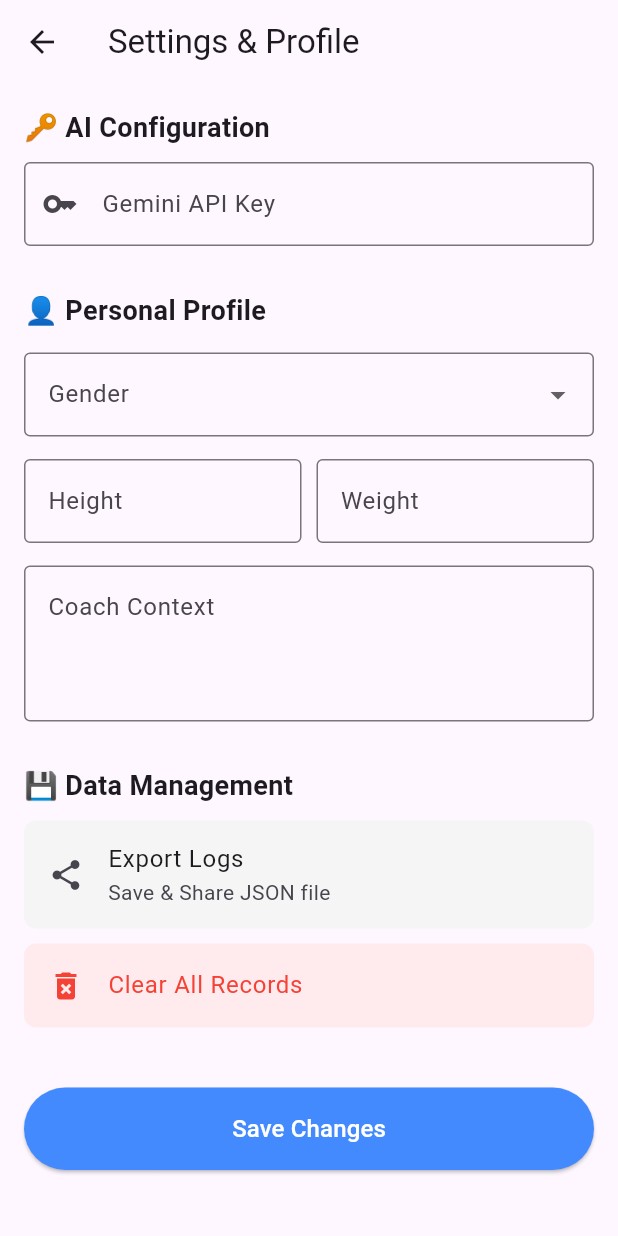
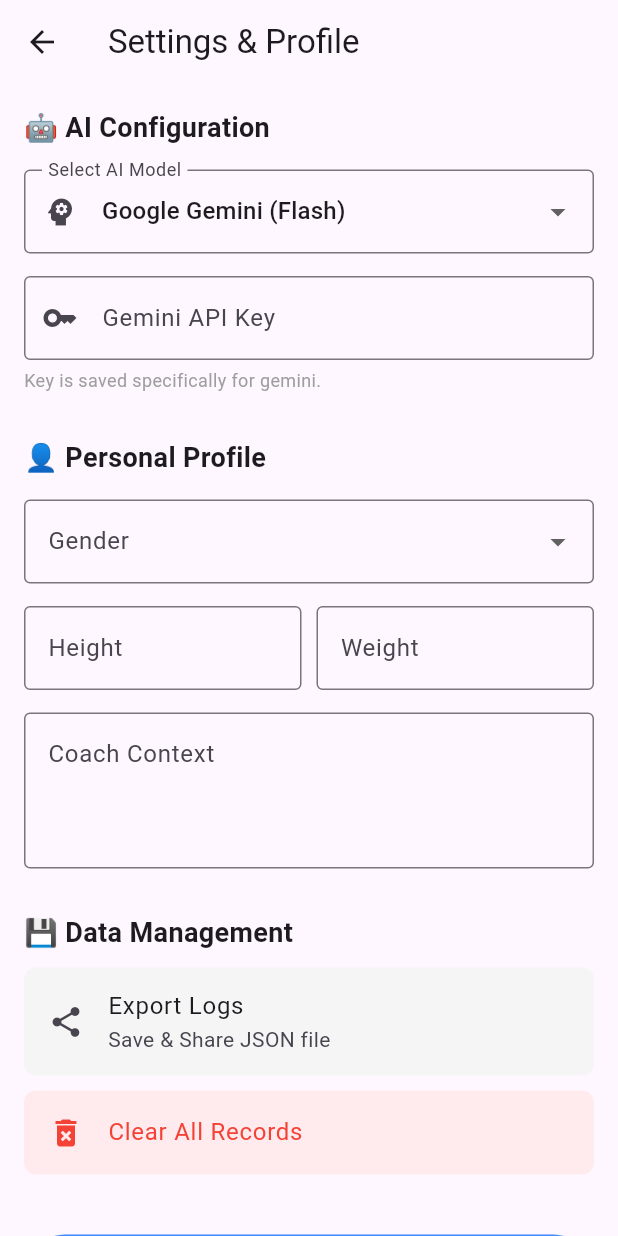
Before and after one commit to RyanZou55/Gymini, a Flutter app: the screen it shows after launch, after a tap on the "settings" icon, on a phone screen of 412 x 824 dp. Run offline on Flutter 3.47's test engine with Material 3 defaults, Android fonts, the phone set to English and light mode, and no system bars; our stand-ins replace dash_chat_2, google_generative_ai, share_plus, shared_preferences, sqflite; accounts and stored records are empty.

Commit message:
Add: More AI model portal

```diff
--- a/lib/features/settings/settings_screen.dart
+++ b/lib/features/settings/settings_screen.dart
@@ -1,3 +1,4 @@
+// lib/features/settings/settings_screen.dart
 import 'dart:io';
 import 'package:flutter/material.dart';
 import 'package:shared_preferences/shared_preferences.dart';
@@ -13,13 +14,24 @@ class SettingsScreen extends StatefulWidget {
 }
 
 class _SettingsScreenState extends State<SettingsScreen> {
+  // We reuse one controller, but switch its content based on selection
   final _apiKeyController = TextEditingController();
+
   final _heightController = TextEditingController();
   final _weightController = TextEditingController();
   final _extraContextController = TextEditingController();
 
+  // Settings State
+  String _activeProvider = 'gemini'; // Default
   String? _selectedGender;
   bool _isLoading = true;
+
+  // Cache keys temporarily so they don't get lost when switching dropdowns
+  final Map<String, String> _keyCache = {
+    'gemini': '',
+    'openai': '',
+    'deepseek': '',
+  };
 
   @override
   void initState() {
@@ -29,30 +41,68 @@ class _SettingsScreenState extends State<SettingsScreen> {
 
   Future<void> _loadSettings() async {
     final prefs = await SharedPreferences.getInstance();
+
+    // 1. Load Keys
+    String geminiKey = prefs.getString('api_key_gemini') ??
+        prefs.getString('custom_api_key') ??
+        '';
+    String openaiKey = prefs.getString('api_key_openai') ?? '';
+    String deepseekKey = prefs.getString('api_key_deepseek') ?? '';
+
     setState(() {
-      _apiKeyController.text = prefs.getString('custom_api_key') ?? '';
+      _activeProvider = prefs.getString('active_ai_provider') ?? 'gemini';
+
+      // Store in cache
+      _keyCache['gemini'] = geminiKey;
+      _keyCache['openai'] = openaiKey;
+      _keyCache['deepseek'] = deepseekKey;
+
+      // Set controller to currently active provider's key
+      _apiKeyController.text = _keyCache[_activeProvider]!;
+
+      // Load Profile
       _selectedGender = prefs.getString('user_gender');
       _heightController.text = prefs.getString('user_height') ?? '';
       _weightController.text = prefs.getString('user_weight') ?? '';
       _extraContextController.text =
           prefs.getString('user_extra_context') ?? '';
+
       _isLoading = false;
+    });
+  }
+
+  // Handle Dropdown Change
+  void _onProviderChanged(String? newValue) {
+    if (newValue == null) return;
+
+    // Save current text to cache before switching
+    _keyCache[_activeProvider] = _apiKeyController.text;
+
+    setState(() {
+      _activeProvider = newValue;
+      // Load new provider's key from cache
+      _apiKeyController.text = _keyCache[_activeProvider]!;
     });
   }
 
   Future<void> _saveSettings() async {
     final prefs = await SharedPreferences.getInstance();
 
-    if (_apiKeyController.text.trim().isEmpty) {
-      await prefs.remove('custom_api_key');
-    } else {
-      await prefs.setString('custom_api_key', _apiKeyController.text.trim());
-    }
+    // 1. Save whatever is currently in the text box to the cache first
+    _keyCache[_activeProvider] = _apiKeyController.text.trim();
 
+    // 2. Write ALL keys to storage
+    await prefs.setString('api_key_gemini', _keyCache['gemini']!);
+    await prefs.setString('api_key_openai', _keyCache['openai']!);
+    await prefs.setString('api_key_deepseek', _keyCache['deepseek']!);
+
+    // 3. Save Active Provider
+    await prefs.setString('active_ai_provider', _activeProvider);
+
+    // 4. Save Profile
     if (_selectedGender != null) {
       await prefs.setString('user_gender', _selectedGender!);
     }
-
     await prefs.setString('user_height', _heightController.text.trim());
     await prefs.setString('user_weight', _weightController.text.trim());
     await prefs.setString(
@@ -61,43 +111,29 @@ class _SettingsScreenState extends State<SettingsScreen> {
     if (mounted) {
       ScaffoldMessenger.of(context).showSnackBar(
           const SnackBar(content: Text('Profile & Settings Saved!')));
-      // REMOVED Navigator.pop(context) to stay on this screen
     }
   }
 
-  // --- DATA ACTIONS ---
-
+  // --- DATA ACTIONS (Keep exactly as before) ---
   Future<void> _exportData() async {
     try {
-      // 1. Generate clean JSON
       final jsonString = await DatabaseService().exportDataAsJson();
-
-      // 2. Save to file
       final directory = await getApplicationDocumentsDirectory();
       final path = '${directory.path}/gymini_logs.json';
       final file = File(path);
       await file.writeAsString(jsonString);
 
-      print("✅ File saved locally at: $path");
-
-      // 3. SHARE THE FILE
       if (mounted) {
-        // We calculate the screen size to give the iPad/Mac popover a place to anchor
         final box = context.findRenderObject() as RenderBox?;
-
         await Share.shareXFiles(
           [XFile(path)],
           text: 'My Gymini Workout Logs',
-          // FIX: This 'sharePositionOrigin' is required for iPad/Mac to prevent crashing
           sharePositionOrigin: box != null
               ? box.localToGlobal(Offset.zero) & box.size
               : const Rect.fromLTWH(0, 0, 100, 100),
         );
       }
     } catch (e) {
-      // PRINT ERROR TO TERMINAL
-      print("🔴 Export Error: $e");
-
       if (mounted) {
         ScaffoldMessenger.of(context)
             .showSnackBar(SnackBar(content: Text("Export Failed: $e")));
@@ -124,15 +160,10 @@ class _SettingsScreenState extends State<SettingsScreen> {
     );
 
     if (confirm == true) {
-      try {
-        await DatabaseService().clearAllData();
-        print("✅ Data Cleared Successfully");
-        if (mounted) {
-          ScaffoldMessenger.of(context).showSnackBar(
-              const SnackBar(content: Text("All records deleted.")));
-        }
-      } catch (e) {
-        print("🔴 Clear Data Error: $e");
+      await DatabaseService().clearAllData();
+      if (mounted) {
+        ScaffoldMessenger.of(context).showSnackBar(
+            const SnackBar(content: Text("All records deleted.")));
       }
     }
   }
@@ -146,22 +177,54 @@ class _SettingsScreenState extends State<SettingsScreen> {
           : ListView(
               padding: const EdgeInsets.all(16),
               children: [
-                // API KEY
-                const Text("🔑 AI Configuration",
+                // --- 1. AI MODEL SELECTION ---
+                const Text("🤖 AI Configuration",
                     style:
                         TextStyle(fontSize: 18, fontWeight: FontWeight.bold)),
-                const SizedBox(height: 10),
+                const SizedBox(height: 15),
+
+                // PROVIDER DROPDOWN
+                DropdownButtonFormField<String>(
+                  value: _activeProvider,
+                  decoration: const InputDecoration(
+                    labelText: 'Select AI Model',
+                    border: OutlineInputBorder(),
+                    prefixIcon: Icon(Icons.psychology),
+                  ),
+                  items: const [
+                    DropdownMenuItem(
+                        value: 'gemini', child: Text('Google Gemini (Flash)')),
+                    DropdownMenuItem(
+                        value: 'openai', child: Text('OpenAI (GPT-4o)')),
+                    DropdownMenuItem(
+                        value: 'deepseek', child: Text('DeepSeek (V3)')),
+                  ],
+                  onChanged: _onProviderChanged,
+                ),
+
+                const SizedBox(height: 15),
+
+                // DYNAMIC API KEY FIELD
                 TextField(
                   controller: _apiKeyController,
-                  decoration: const InputDecoration(
-                      labelText: "Gemini API Key",
-                      border: OutlineInputBorder(),
-                      prefixIcon: Icon(Icons.key)),
+                  decoration: InputDecoration(
+                    labelText:
+                        "${_activeProvider[0].toUpperCase()}${_activeProvider.substring(1)} API Key",
+                    hintText:
+                        _activeProvider == 'gemini' ? "AIzaSy..." : "sk-...",
+                    border: const OutlineInputBorder(),
+                    prefixIcon: const Icon(Icons.key),
+                  ),
+                ),
+                const SizedBox(height: 5),
+                Text(
+                  "Key is saved specifically for $_activeProvider.",
+                  style: const TextStyle(fontSize: 12, color: Colors.grey),
                 ),
 
                 const SizedBox(height: 30),
 
-                // PROFILE
+                // --- 2. PERSONAL PROFILE ---
                 const Text("👤 Personal Profile",
                     style:
                         TextStyle(fontSize: 18, fontWeight: FontWeight.bold)),
@@ -213,8 +276,7 @@ class _SettingsScreenState extends State<SettingsScreen> {
                   maxLines: 3,
                   decoration: const InputDecoration(
                     labelText: "Coach Context",
-                    hintText:
-                        "e.g., I'm pregnant, recovering from injury, on a diet... anything your AI coach should know.",
+                    hintText: "e.g., I'm pregnant, recovering from injury...",
                     border: OutlineInputBorder(),
                     alignLabelWithHint: true,
                   ),
@@ -222,7 +284,7 @@ class _SettingsScreenState extends State<SettingsScreen> {
 
                 const SizedBox(height: 30),
 
-                // DATA
+                // --- 3. DATA ---
                 const Text("💾 Data Management",
                     style:
                         TextStyle(fontSize: 18, fontWeight: FontWeight.bold)),
```
Also changed, not shown: lib/services/ai_service.dart (+47 -72 lines), lib/services/providers/ai_provider_interface.dart (added, +10 -0 lines), lib/services/providers/deepseek_provider.dart (added, +19 -0 lines), lib/services/providers/gemini_provider.dart (added, +82 -0 lines), lib/services/providers/openai_provider.dart (added, +19 -0 lines).
